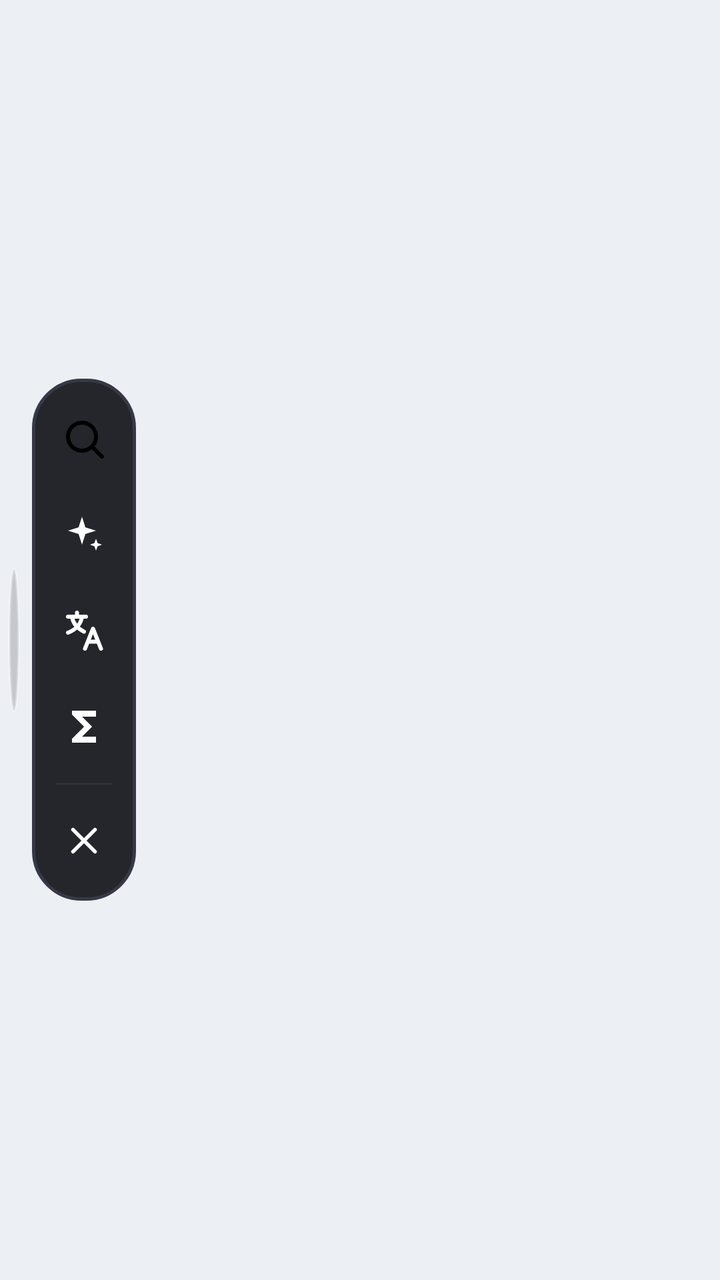
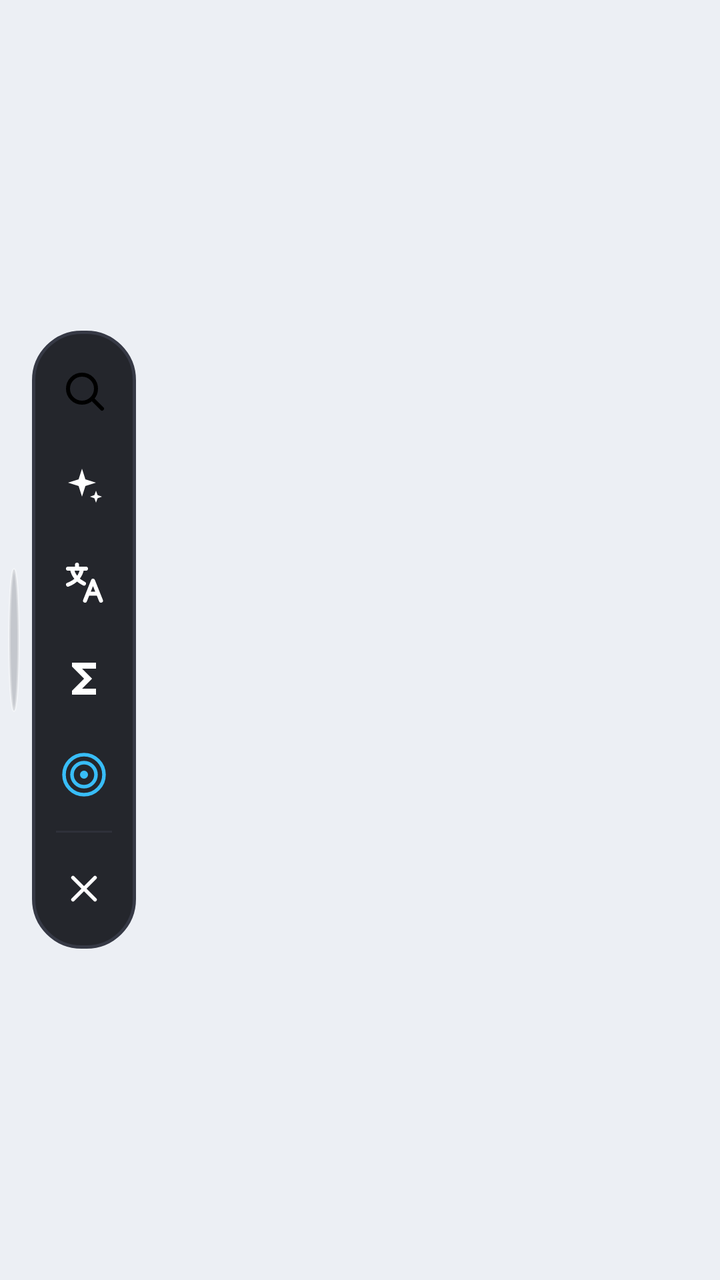

Before-and-after screenshots of an Android layout around one commit, followed by the original layout XML and the change that was made.
<!-- AndroidManifest.xml: application theme Theme.ClestialKeyboard -->
<!-- res/layout/layout_floating_dock.xml -->
<?xml version="1.0" encoding="utf-8"?>
<LinearLayout xmlns:android="http://schemas.android.com/apk/res/android"
    android:id="@+id/rootFloatingDock"
    android:layout_width="wrap_content"
    android:layout_height="wrap_content"
    android:gravity="center_vertical"
    android:orientation="horizontal"
    android:paddingStart="4dp"
    android:paddingEnd="12dp">

    
    <View
        android:id="@+id/dockDragHandle"
        android:layout_width="6dp"
        android:layout_height="72dp"
        android:layout_marginEnd="6dp"
        android:background="@drawable/bg_floating_bubble" />

    
    <LinearLayout
        android:id="@+id/dockBar"
        android:layout_width="52dp"
        android:layout_height="wrap_content"
        android:background="@drawable/bg_floating_dock"
        android:elevation="6dp"
        android:gravity="center_horizontal"
        android:orientation="vertical"
        android:paddingTop="8dp"
        android:paddingBottom="8dp">

        
        <ImageButton
            android:id="@+id/btnDockCrop"
            android:layout_width="44dp"
            android:layout_height="44dp"
            android:background="@android:color/transparent"
            android:contentDescription="Kotak Seleksi Soal (Circle Search)"
            android:padding="10dp"
            android:scaleType="fitCenter"
            android:src="@drawable/ic_kb_search" />

        
        <ImageButton
            android:id="@+id/btnDockAi"
            android:layout_width="44dp"
            android:layout_height="44dp"
            android:layout_marginTop="4dp"
            android:background="@android:color/transparent"
            android:contentDescription="Tanya AI (ChatGPT)"
            android:padding="10dp"
            android:scaleType="fitCenter"
            android:src="@drawable/ic_kb_ai" />

        
        <ImageButton
            android:id="@+id/btnDockWeb"
            android:layout_width="44dp"
            android:layout_height="44dp"
            android:layout_marginTop="4dp"
            android:background="@android:color/transparent"
            android:contentDescription="Google Web Melayang"
            android:padding="10dp"
            android:scaleType="fitCenter"
            android:src="@drawable/ic_kb_translate" />

        
        <ImageButton
            android:id="@+id/btnDockMath"
            android:layout_width="44dp"
            android:layout_height="44dp"
            android:layout_marginTop="4dp"
            android:background="@android:color/transparent"
            android:contentDescription="Kalkulator Matematika SMP 9"
            android:padding="10dp"
            android:scaleType="fitCenter"
            android:src="@drawable/ic_kb_math" />

        
        <View
            android:layout_width="28dp"
            android:layout_height="1dp"
            android:layout_marginTop="6dp"
            android:layout_marginBottom="6dp"
            android:background="#2E303A" />

        
        <ImageButton
            android:id="@+id/btnDockHide"
            android:layout_width="44dp"
            android:layout_height="44dp"
            android:background="@android:color/transparent"
            android:contentDescription="Sembunyikan Menu"
            android:padding="11dp"
            android:scaleType="fitCenter"
            android:src="@drawable/ic_kb_close" />

    </LinearLayout>

</LinearLayout>
<!-- resources referenced by this layout -->
<resources>
  <!-- drawable bg_floating_bubble (drawable) -->
  <?xml version="1.0" encoding="utf-8"?>
  <shape xmlns:android="http://schemas.android.com/apk/res/android"
      android:shape="oval">
      <solid android:color="#33242B35" />
      <stroke
          android:width="1.2dp"
          android:color="#55FFFFFF" />
  </shape>
  <!-- drawable bg_floating_dock (drawable) -->
  <?xml version="1.0" encoding="utf-8"?>
  <shape xmlns:android="http://schemas.android.com/apk/res/android"
      android:shape="rectangle">
      <solid android:color="#F0181A20" />
      <stroke
          android:width="1.5dp"
          android:color="#363945" />
      <corners android:radius="24dp" />
  </shape>
  <!-- drawable ic_kb_ai (drawable) -->
  <?xml version="1.0" encoding="utf-8"?>
  <vector xmlns:android="http://schemas.android.com/apk/res/android"
      android:width="24dp"
      android:height="24dp"
      android:viewportWidth="24"
      android:viewportHeight="24">
      <path
          android:fillColor="#FFFFFFFF"
          android:pathData="M11,3L12.7,8.3L18,10L12.7,11.7L11,17L9.3,11.7L4,10L9.3,8.3Z" />
      <path
          android:fillColor="#FFFFFFFF"
          android:pathData="M18,14L18.8,16.2L21,17L18.8,17.8L18,20L17.2,17.8L15,17L17.2,16.2Z" />
  </vector>
  <!-- drawable ic_kb_close (drawable) -->
  <?xml version="1.0" encoding="utf-8"?>
  <vector xmlns:android="http://schemas.android.com/apk/res/android"
      android:width="24dp"
      android:height="24dp"
      android:viewportWidth="24"
      android:viewportHeight="24">
      
      <path
          android:pathData="M6,6L18,18M18,6L6,18"
          android:strokeColor="#FFFFFFFF"
          android:strokeWidth="2"
          android:strokeLineCap="round" />
  </vector>
  <!-- drawable ic_kb_math (drawable) -->
  <vector xmlns:android="http://schemas.android.com/apk/res/android"
      android:width="24dp"
      android:height="24dp"
      android:viewportWidth="24"
      android:viewportHeight="24">
    <path
        android:fillColor="@android:color/white"
        android:pathData="M18,4H6v2l6,6 -6,6v2h12v-3h-7l5,-5 -5,-5h7V4z"/>
  </vector>
  <!-- drawable ic_kb_search (drawable) -->
  <?xml version="1.0" encoding="utf-8"?>
  <vector xmlns:android="http://schemas.android.com/apk/res/android"
      android:width="24dp"
      android:height="24dp"
      android:viewportWidth="24"
      android:viewportHeight="24">
      <path
          android:fillColor="#00000000"
          android:pathData="M11,4a7,7 0 1,0 0,14a7,7 0 1,0 0,-14 M16,16L21,21"
          android:strokeColor="#FF000000"
          android:strokeLineCap="round"
          android:strokeLineJoin="round"
          android:strokeWidth="2" />
  </vector>
  <color name="inv">#121419</color>
  <color name="on_inv">#FFFFFF</color>
  <color name="card">#F7F9FC</color>
  <color name="bg">#ECEFF4</color>
  <color name="fg">#07080A</color>
  <color name="muted">#555C68</color>
  <color name="line">#C5CCD8</color>
  <!-- unchanged entries left out for length: 2 -->
</resources>

<!-- the commit's change to res/layout/layout_floating_dock.xml (unified diff, before → after) -->
@@ -76,6 +76,18 @@
             android:src="@drawable/ic_kb_math" />
 
         
+        <ImageButton
+            android:id="@+id/btnDockAutoAnswer"
+            android:layout_width="44dp"
+            android:layout_height="44dp"
+            android:layout_marginTop="4dp"
+            android:background="@android:color/transparent"
+            android:contentDescription="Auto Jawab Soal ABCD"
+            android:padding="10dp"
+            android:scaleType="fitCenter"
+            android:src="@drawable/ic_dock_auto_answer" />
+
+        
         <View
             android:layout_width="28dp"
             android:layout_height="1dp"
<!-- resource entries referenced after the edit -->
@@ -19,6 +19,24 @@
           android:color="#363945" />
       <corners android:radius="24dp" />
   </shape>
+  <!-- drawable ic_dock_auto_answer (drawable) -->
+  <?xml version="1.0" encoding="utf-8"?>
+  <vector xmlns:android="http://schemas.android.com/apk/res/android"
+      android:width="24dp"
+      android:height="24dp"
+      android:viewportWidth="24"
+      android:viewportHeight="24">
+      
+      <path
+          android:strokeColor="#FF38BDF8"
+          android:strokeWidth="1.8"
+          android:strokeLineCap="round"
+          android:strokeLineJoin="round"
+          android:pathData="M12,2A10,10 0 1,0 22,12A10,10 0 0,0 12,2ZM12,6A6,6 0 1,0 18,12A6,6 0 0,0 12,6Z" />
+      <path
+          android:fillColor="#FF38BDF8"
+          android:pathData="M12,10A2,2 0 1,0 14,12A2,2 0 0,0 12,10Z" />
+  </vector>
   <!-- drawable ic_kb_ai (drawable) -->
   <?xml version="1.0" encoding="utf-8"?>
   <vector xmlns:android="http://schemas.android.com/apk/res/android"
